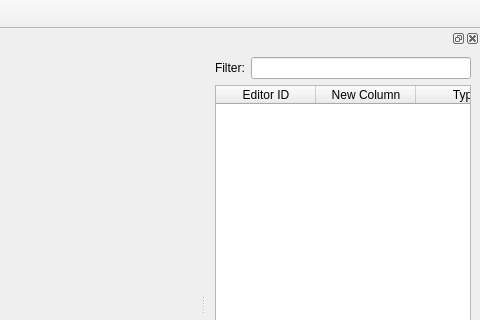
Qt form ui/CELLeditor.ui (kstemp/TESviewer) before a commit; both pictures show x 320 to 800 and y 0 to 320 of the 800 by 600 pixel window.
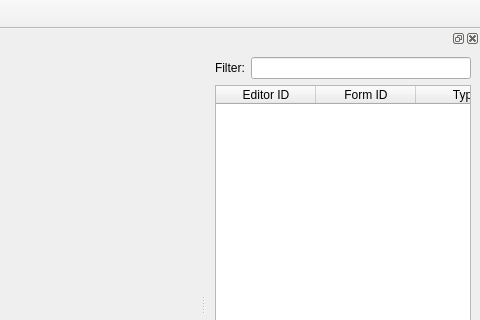
The same form after that commit.

Commit message: Column header label fix

Diff of the .ui file:
```diff
--- a/ui/CELLeditor.ui
+++ b/ui/CELLeditor.ui
@@ -68,7 +68,7 @@
          </column>
          <column>
           <property name="text">
-           <string>New Column</string>
+           <string>Form ID</string>
           </property>
          </column>
          <column>
```
